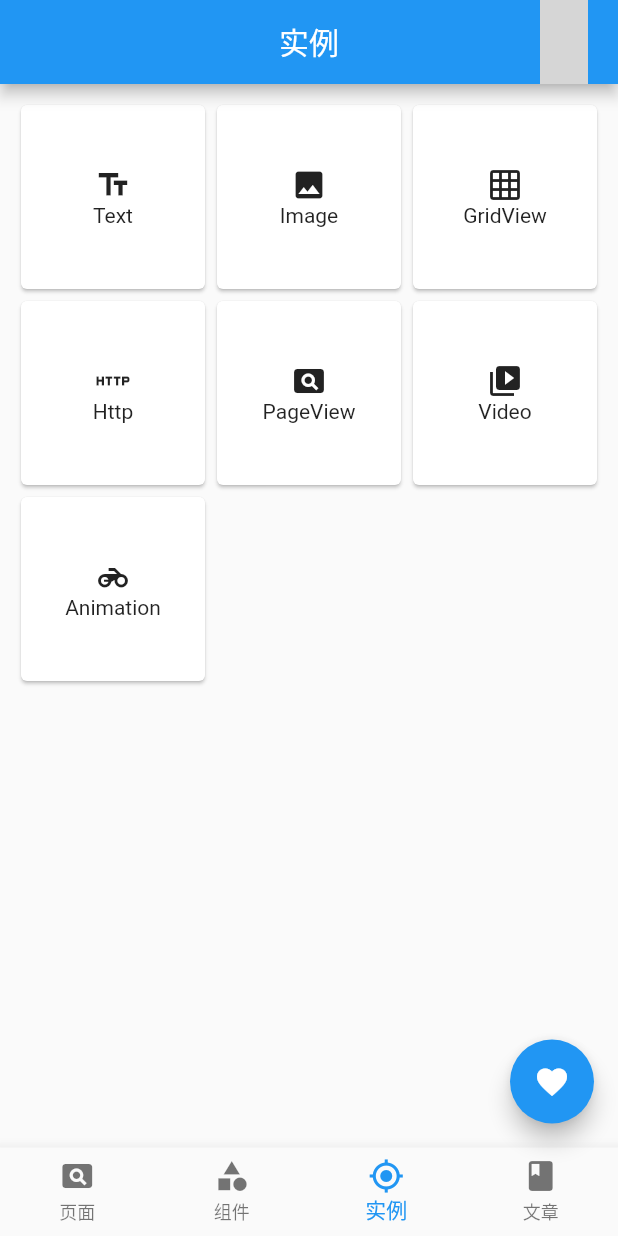
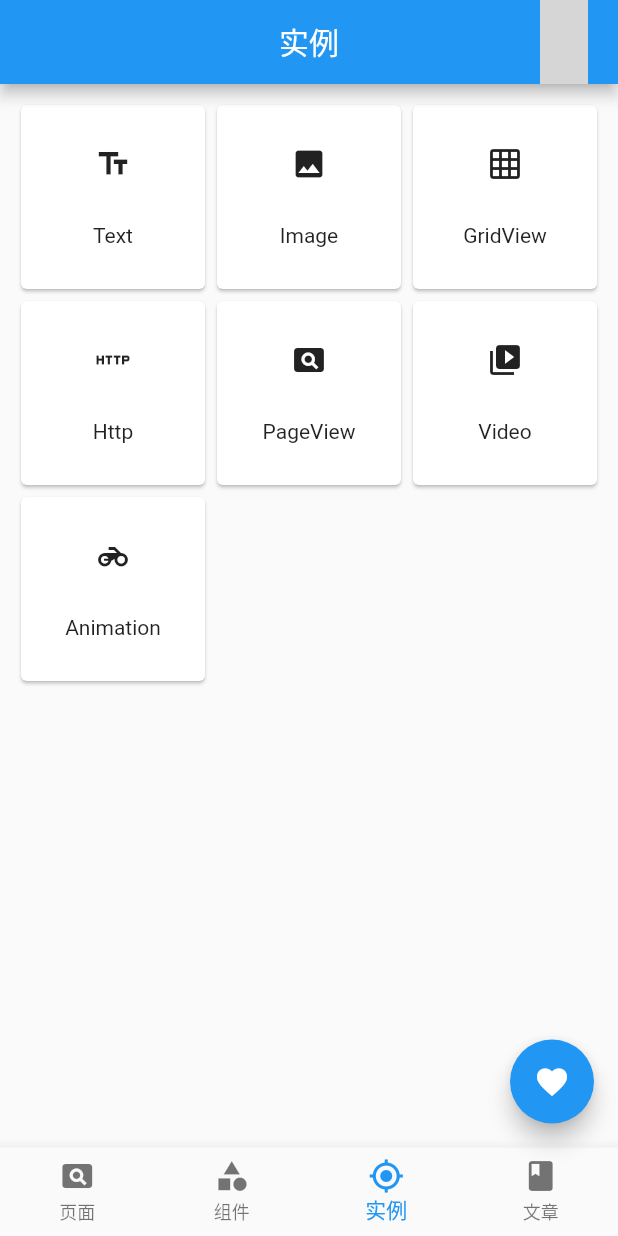
Before and after one commit to jiangkang/flutter-system, a Flutter app: the screen it shows after launch, item 3 of the bottom bar chosen, on a phone screen of 412 x 824 dp. Run offline on Flutter 3.47's test engine with Material 2 defaults, Android fonts, the phone set to English and light mode, and no system bars; our stand-ins replace flutter_markdown, video_player, webview_flutter; network calls fail; grey boxes are pictures that could not be loaded.

Commit message:
入口优化

```diff
--- a/lib/page/page_entry.dart
+++ b/lib/page/page_entry.dart
@@ -71,7 +71,8 @@ class ComponentEntry extends StatelessWidget {
             return Card(
               child: InkWell(
                 child: Column(
-                  mainAxisAlignment: MainAxisAlignment.center,
+                  mainAxisAlignment: MainAxisAlignment.spaceEvenly,
+                  mainAxisSize: MainAxisSize.max,
                   children: <Widget>[
                     Icon(componentEntries[index].icon),
                     Text(componentEntries[index].title)
@@ -100,7 +101,8 @@ class DemoEntry extends StatelessWidget {
             return Card(
               child: InkWell(
                 child: Column(
-                  mainAxisAlignment: MainAxisAlignment.center,
+                  mainAxisAlignment: MainAxisAlignment.spaceEvenly,
+                  mainAxisSize: MainAxisSize.max,
                   children: <Widget>[
                     Icon(demoEntries[index].icon),
                     Text(demoEntries[index].title)
```
